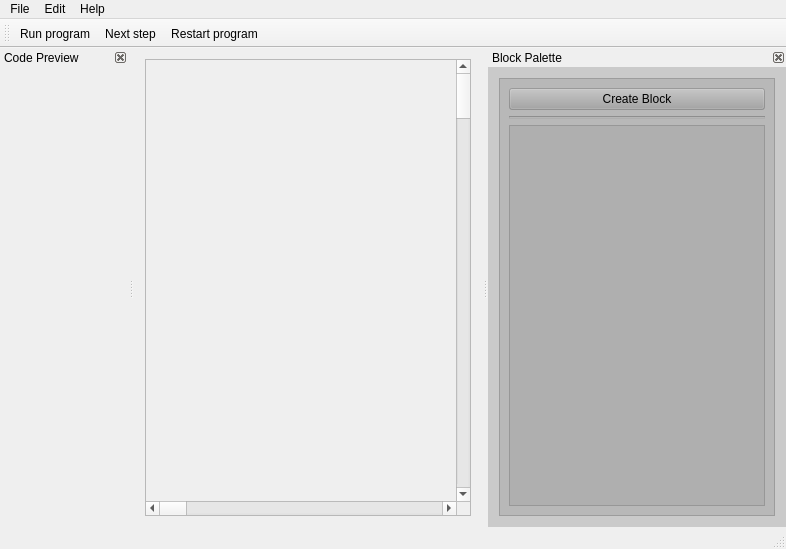
Qt form ICP_proj/mainwindow.ui (Ekelem/ICP_BlockEditor_2018) before a commit.
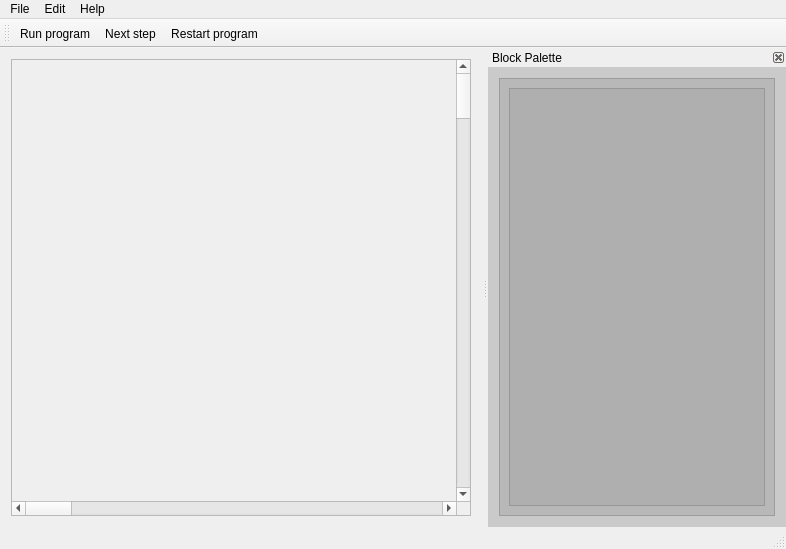
The same form after that commit. Icons and pictures are not drawn. Custom widgets are drawn as their Qt base class.

Commit message: canvas basic moving

Diff of the .ui file:
```diff
--- a/ICP_proj/mainwindow.ui
+++ b/ICP_proj/mainwindow.ui
@@ -20,7 +20,7 @@
       <property name="widgetResizable">
        <bool>true</bool>
       </property>
-      <widget class="QWidget" name="Main_Field">
+      <widget class="Canvas_UI" name="main_field">
        <property name="geometry">
         <rect>
          <x>0</x>
@@ -140,36 +140,7 @@
          <number>9</number>
         </property>
         <item>
-         <widget class="QPushButton" name="Button_CreateBlock">
-          <property name="sizePolicy">
-           <sizepolicy hsizetype="Expanding" vsizetype="Fixed">
-            <horstretch>1</horstretch>
-            <verstretch>0</verstretch>
-           </sizepolicy>
-          </property>
-          <property name="text">
-           <string>Create Block</string>
-          </property>
-          <property name="autoDefault">
-           <bool>false</bool>
-          </property>
-          <property name="default">
-           <bool>false</bool>
-          </property>
-          <property name="flat">
-           <bool>false</bool>
-          </property>
-         </widget>
-        </item>
-        <item>
-         <widget class="Line" name="line">
-          <property name="orientation">
-           <enum>Qt::Horizontal</enum>
-          </property>
-         </widget>
-        </item>
-        <item>
-         <widget class="QTreeWidget" name="Palette">
+         <widget class="BlockPalette_UI" name="block_palette">
           <property name="rootIsDecorated">
            <bool>true</bool>
           </property>
@@ -192,24 +163,6 @@
     </layout>
    </widget>
   </widget>
-  <widget class="QDockWidget" name="Dock_CodePreview">
-   <property name="minimumSize">
-    <size>
-     <width>128</width>
-     <height>128</height>
-    </size>
-   </property>
-   <property name="features">
-    <set>QDockWidget::DockWidgetClosable|QDockWidget::DockWidgetMovable</set>
-   </property>
-   <property name="windowTitle">
-    <string>Code Preview</string>
-   </property>
-   <attribute name="dockWidgetArea">
-    <number>1</number>
-   </attribute>
-   <widget class="QWidget" name="dockWidgetContents_CodePreview"/>
-  </widget>
   <action name="actionNew_File">
    <property name="icon">
     <iconset resource="resources.qrc">
@@ -317,6 +270,25 @@
   </action>
  </widget>
  <layoutdefault spacing="6" margin="11"/>
+ <customwidgets>
+  <customwidget>
+   <class>Block_UI</class>
+   <extends>QWidget</extends>
+   <header>block_ui.h</header>
+   <container>1</container>
+  </customwidget>
+  <customwidget>
+   <class>Canvas_UI</class>
+   <extends>QWidget</extends>
+   <header>canvas_ui.h</header>
+   <container>1</container>
+  </customwidget>
+  <customwidget>
+   <class>BlockPalette_UI</class>
+   <extends>QTreeWidget</extends>
+   <header>blockpalette_ui.h</header>
+  </customwidget>
+ </customwidgets>
  <resources>
   <include location="resources.qrc"/>
  </resources>
```
Left out of the diff: 17 changed lines with no effect on the pictures. The commit also changes 8 other files.
